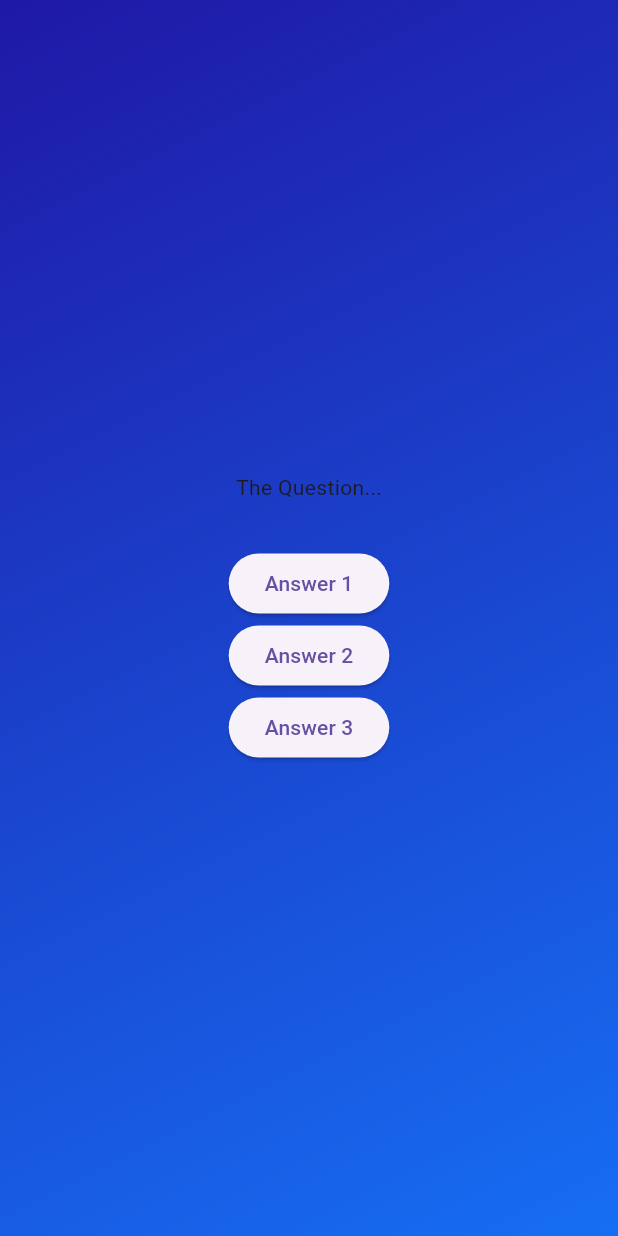
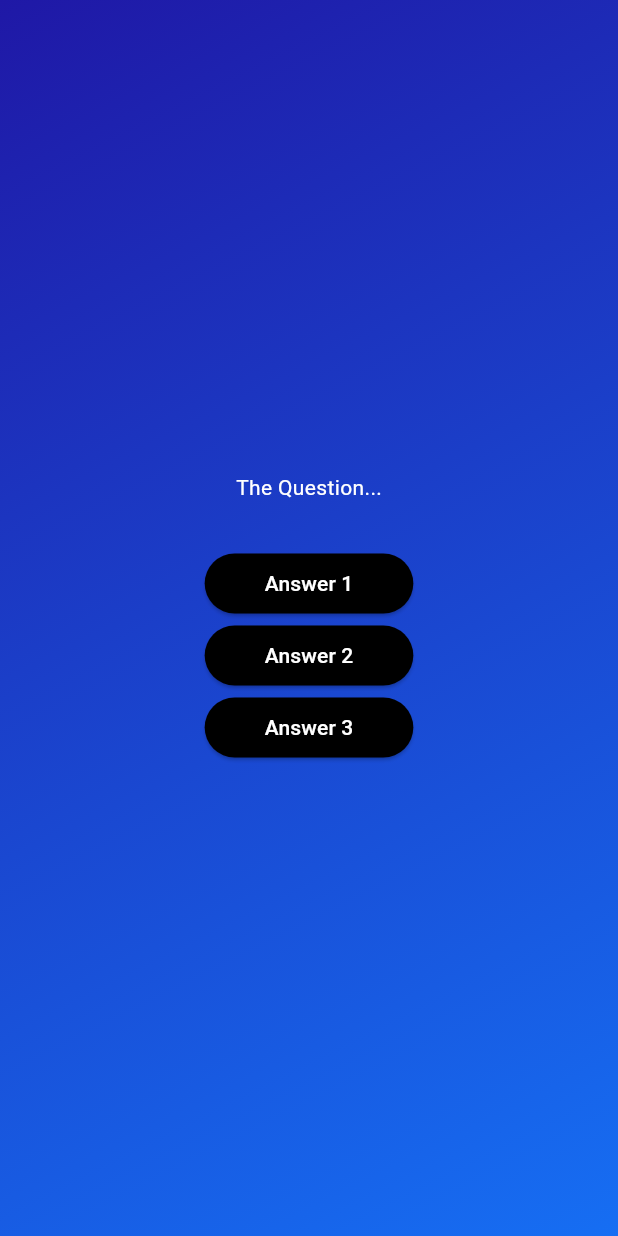
Before and after one commit to fauzanmzlm/quizapp, a Flutter app: the screen it shows after launch, after a tap on "Start Quiz", on a phone screen of 412 x 824 dp. Run offline on Flutter 3.47's test engine with Material 3 defaults, Android fonts, the phone set to English and light mode, and no system bars.

Commit message:
Creating a Reusable, Custom Styled Button

```diff
--- /dev/null
+++ b/lib/answer_button.dart
@@ -0,0 +1,28 @@
+import 'package:flutter/material.dart';
+
+class AnswerButton extends StatelessWidget {
+  const AnswerButton({
+    super.key,
+    required this.answerText,
+    required this.onTap,
+  });
+
+  final String answerText;
+  final void Function() onTap;
+
+  @override
+  Widget build(BuildContext context) {
+    return ElevatedButton(
+      onPressed: onTap,
+      style: ElevatedButton.styleFrom(
+        padding: const EdgeInsets.symmetric(vertical: 10, horizontal: 40),
+        backgroundColor: const Color.fromARGB(255, 0, 0, 0),
+        foregroundColor: const Color.fromARGB(255, 255, 255, 255),
+        shape: RoundedRectangleBorder(
+          borderRadius: BorderRadius.circular(40),
+        ),
+      ),
+      child: Text(answerText),
+    );
+  }
+}
--- a/lib/questions_screen.dart
+++ b/lib/questions_screen.dart
@@ -1,4 +1,6 @@
 import 'package:flutter/material.dart';
+
+import 'package:adv_basics/answer_button.dart';
 
 class QuestionsScreen extends StatefulWidget {
   const QuestionsScreen({super.key});
@@ -17,19 +19,24 @@ class _QuestionsScreenState extends State<QuestionsScreen> {
       child: Column(
         mainAxisAlignment: MainAxisAlignment.center,
         children: [
-          const Text('The Question...'),
+          const Text(
+            'The Question...',
+            style: TextStyle(
+              color: Colors.white,
+            ),
+          ),
           const SizedBox(height: 30),
-          ElevatedButton(
-            onPressed: () {},
-            child: const Text('Answer 1'),
+          AnswerButton(
+            onTap: () {},
+            answerText: 'Answer 1',
           ),
-          ElevatedButton(
-            onPressed: () {},
-            child: const Text('Answer 2'),
+          AnswerButton(
+            onTap: () {},
+            answerText: 'Answer 2',
           ),
-          ElevatedButton(
-            onPressed: () {},
-            child: const Text('Answer 3'),
+          AnswerButton(
+            onTap: () {},
+            answerText: 'Answer 3',
           ),
         ],
       ),
```
